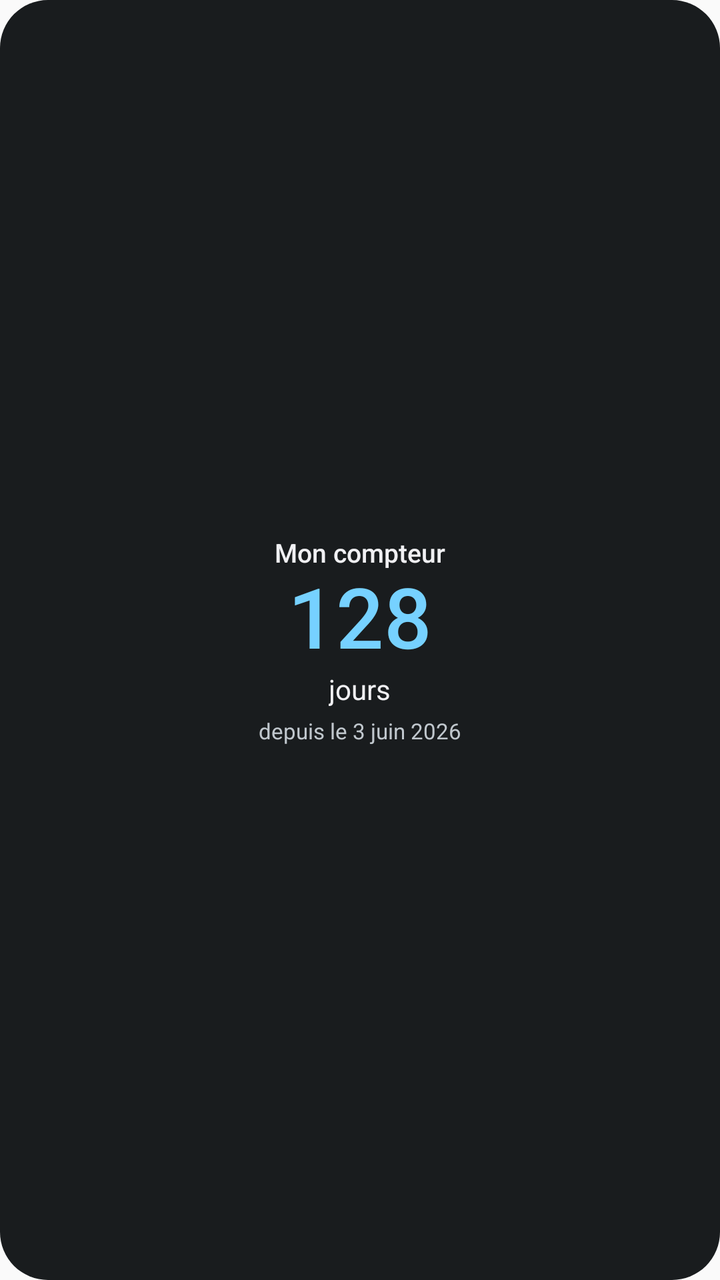
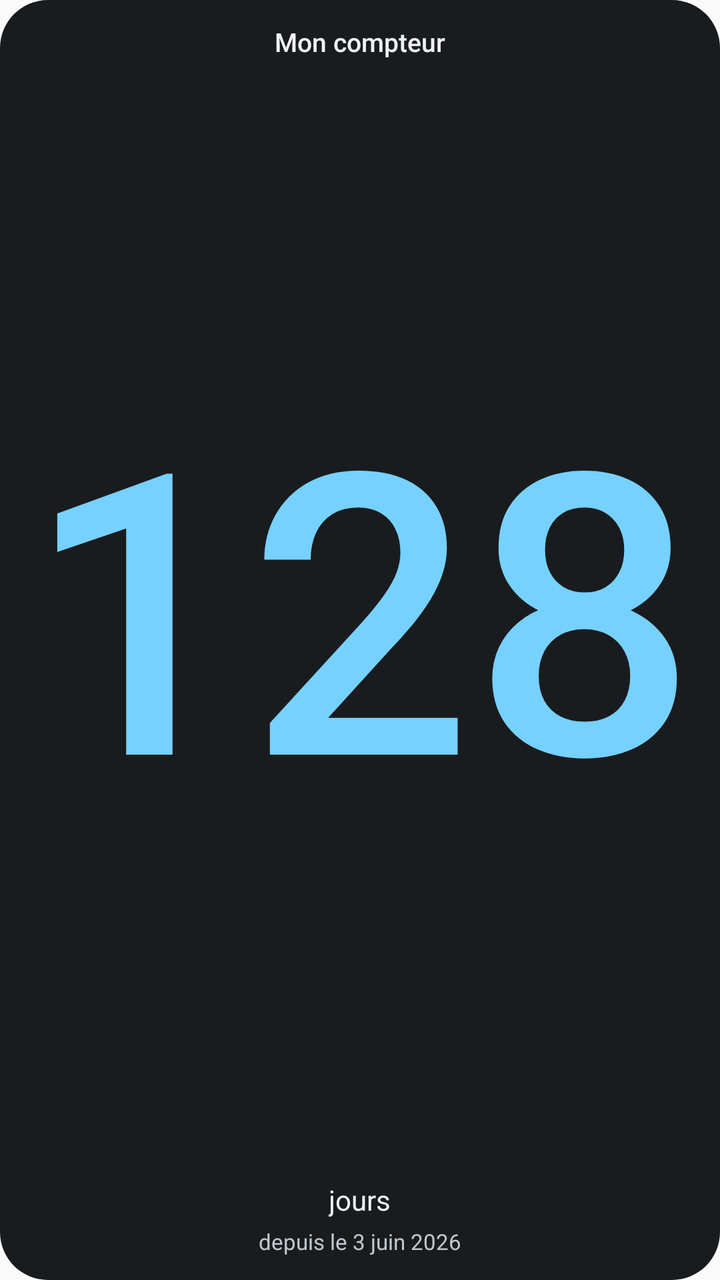

Compare the two renders of this Android layout. The source of the first and the diff that turns it into the second are given below.
<!-- AndroidManifest.xml: application theme AppTheme -->
<!-- res/layout/widget_days.xml -->
<?xml version="1.0" encoding="utf-8"?>
<LinearLayout xmlns:android="http://schemas.android.com/apk/res/android"
    android:id="@+id/widget_root"
    android:layout_width="match_parent"
    android:layout_height="match_parent"
    android:background="@drawable/widget_bg"
    android:orientation="horizontal"
    android:padding="12dp">

    <FrameLayout
        android:id="@+id/rail_prev"
        android:layout_width="@dimen/rail_width"
        android:layout_height="match_parent"
        android:contentDescription="@string/arrow_prev"
        android:visibility="gone">

        <ImageView
            android:layout_width="wrap_content"
            android:layout_height="wrap_content"
            android:layout_gravity="center"
            android:importantForAccessibility="no"
            android:src="@drawable/classic_rail_prev" />
    </FrameLayout>

    <LinearLayout
        android:layout_width="0dp"
        android:layout_height="match_parent"
        android:layout_weight="1"
        android:gravity="center"
        android:orientation="vertical">

        <TextView
            android:id="@+id/days_label"
            android:layout_width="wrap_content"
            android:layout_height="wrap_content"
            android:ellipsize="end"
            android:fontFamily="sans-serif-medium"
            android:gravity="center"
            android:maxLines="1"
            android:text="Mon compteur"
            android:textColor="@color/widget_text"
            android:textSize="13sp" />

        <TextView
            android:id="@+id/days_number"
            android:layout_width="match_parent"
            android:layout_height="50dp"
            android:autoSizeMaxTextSize="44sp"
            android:autoSizeMinTextSize="18sp"
            android:autoSizeStepGranularity="1sp"
            android:autoSizeTextType="uniform"
            android:fontFamily="sans-serif-medium"
            android:gravity="center"
            android:includeFontPadding="false"
            android:maxLines="1"
            android:text="128"
            android:textColor="@color/widget_accent" />

        <TextView
            android:id="@+id/days_unit"
            android:layout_width="wrap_content"
            android:layout_height="wrap_content"
            android:maxLines="1"
            android:text="jours"
            android:textColor="@color/widget_text"
            android:textSize="14sp" />

        <TextView
            android:id="@+id/days_since"
            android:layout_width="wrap_content"
            android:layout_height="wrap_content"
            android:layout_marginTop="4dp"
            android:ellipsize="end"
            android:gravity="center"
            android:maxLines="2"
            android:text="depuis le 3 juin 2026"
            android:textColor="@color/widget_text_secondary"
            android:textSize="11sp" />

        <TextView
            android:id="@+id/days_page"
            android:layout_width="wrap_content"
            android:layout_height="wrap_content"
            android:layout_marginTop="4dp"
            android:letterSpacing="0.1"
            android:maxLines="1"
            android:text="● ○ ○"
            android:textColor="@color/widget_text_secondary"
            android:textSize="7sp"
            android:visibility="gone" />
    </LinearLayout>

    <FrameLayout
        android:id="@+id/rail_next"
        android:layout_width="@dimen/rail_width"
        android:layout_height="match_parent"
        android:contentDescription="@string/arrow_next"
        android:visibility="gone">

        <ImageView
            android:layout_width="wrap_content"
            android:layout_height="wrap_content"
            android:layout_gravity="center"
            android:importantForAccessibility="no"
            android:src="@drawable/classic_rail_next" />
    </FrameLayout>
</LinearLayout>
<!-- resources referenced by this layout -->
<resources>
  <color name="widget_accent">#FFC266</color>
  <color name="widget_text">#FFFFFFFF</color>
  <color name="widget_text_secondary">#B3FFFFFF</color>
  <dimen name="rail_width">18dp</dimen>
  <!-- drawable classic_rail_next (drawable) -->
  <?xml version="1.0" encoding="utf-8"?>
  <vector xmlns:android="http://schemas.android.com/apk/res/android"
      android:width="12dp"
      android:height="12dp"
      android:viewportWidth="12"
      android:viewportHeight="12">
      <path
          android:fillColor="#00000000"
          android:pathData="M4.5,2.5 L8,6 L4.5,9.5"
          android:strokeColor="@color/widget_text_secondary"
          android:strokeLineCap="round"
          android:strokeLineJoin="round"
          android:strokeWidth="1.8" />
  </vector>
  <!-- drawable classic_rail_prev (drawable) -->
  <?xml version="1.0" encoding="utf-8"?>
  <vector xmlns:android="http://schemas.android.com/apk/res/android"
      android:width="12dp"
      android:height="12dp"
      android:viewportWidth="12"
      android:viewportHeight="12">
      <path
          android:fillColor="#00000000"
          android:pathData="M7.5,2.5 L4,6 L7.5,9.5"
          android:strokeColor="@color/widget_text_secondary"
          android:strokeLineCap="round"
          android:strokeLineJoin="round"
          android:strokeWidth="1.8" />
  </vector>
  <!-- drawable widget_bg (drawable) -->
  <?xml version="1.0" encoding="utf-8"?>
  <shape xmlns:android="http://schemas.android.com/apk/res/android"
      android:shape="rectangle">
      <solid android:color="@color/widget_bg" />
      <corners android:radius="24dp" />
  </shape>
  <string name="arrow_next">Date suivante</string>
  <string name="arrow_prev">Date précédente</string>
  <style name="AppTheme" parent="android:Theme.Material.Light.NoActionBar">
          <item name="android:colorAccent">@color/brand</item>
          <item name="android:colorPrimary">@color/ic_launcher_bg</item>
          <item name="android:statusBarColor">@android:color/transparent</item>
          <item name="android:windowLightStatusBar">true</item>
      </style>
  <color name="widget_bg">#EE1E1E24</color>
  <color name="brand">#FFB74D</color>
  <color name="ic_launcher_bg">#1E1E24</color>
</resources>

<!-- the commit's change to res/layout/widget_days.xml (unified diff, before → after) -->
@@ -9,16 +9,18 @@
 
     <FrameLayout
         android:id="@+id/rail_prev"
-        android:layout_width="@dimen/rail_width"
+        android:layout_width="wrap_content"
         android:layout_height="match_parent"
         android:contentDescription="@string/arrow_prev"
         android:visibility="gone">
 
         <ImageView
+            android:id="@+id/rail_prev_icon"
             android:layout_width="wrap_content"
             android:layout_height="wrap_content"
             android:layout_gravity="center"
             android:importantForAccessibility="no"
+            android:paddingHorizontal="3dp"
             android:src="@drawable/classic_rail_prev" />
     </FrameLayout>
 
@@ -44,8 +46,9 @@
         <TextView
             android:id="@+id/days_number"
             android:layout_width="match_parent"
-            android:layout_height="50dp"
-            android:autoSizeMaxTextSize="44sp"
+            android:layout_height="0dp"
+            android:layout_weight="1"
+            android:autoSizeMaxTextSize="300sp"
             android:autoSizeMinTextSize="18sp"
             android:autoSizeStepGranularity="1sp"
             android:autoSizeTextType="uniform"
@@ -92,16 +95,18 @@
 
     <FrameLayout
         android:id="@+id/rail_next"
-        android:layout_width="@dimen/rail_width"
+        android:layout_width="wrap_content"
         android:layout_height="match_parent"
         android:contentDescription="@string/arrow_next"
         android:visibility="gone">
 
         <ImageView
+            android:id="@+id/rail_next_icon"
             android:layout_width="wrap_content"
             android:layout_height="wrap_content"
             android:layout_gravity="center"
             android:importantForAccessibility="no"
+            android:paddingHorizontal="3dp"
             android:src="@drawable/classic_rail_next" />
     </FrameLayout>
 </LinearLayout>
<!-- resource entries referenced after the edit -->
@@ -3,7 +3,6 @@
   <color name="widget_accent">#FFC266</color>
   <color name="widget_text">#FFFFFFFF</color>
   <color name="widget_text_secondary">#B3FFFFFF</color>
-  <dimen name="rail_width">18dp</dimen>
   <!-- drawable classic_rail_next (drawable) -->
   <?xml version="1.0" encoding="utf-8"?>
   <vector xmlns:android="http://schemas.android.com/apk/res/android"
